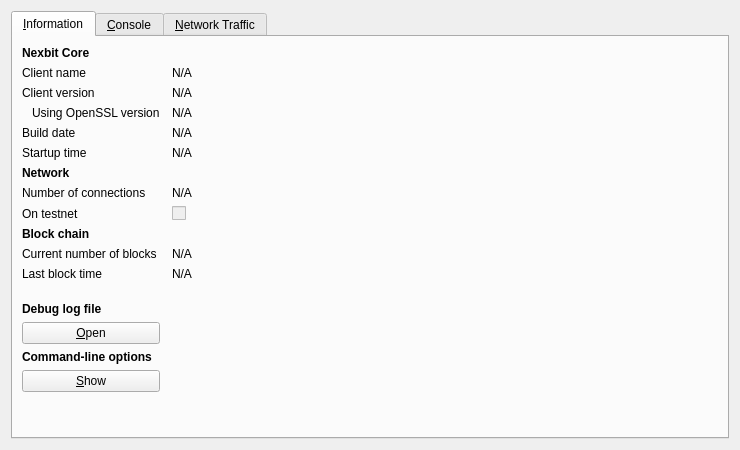
First picture: the form in src/qt/forms/rpcconsole.ui, repository nexbitproject/nexbit, before the edit.
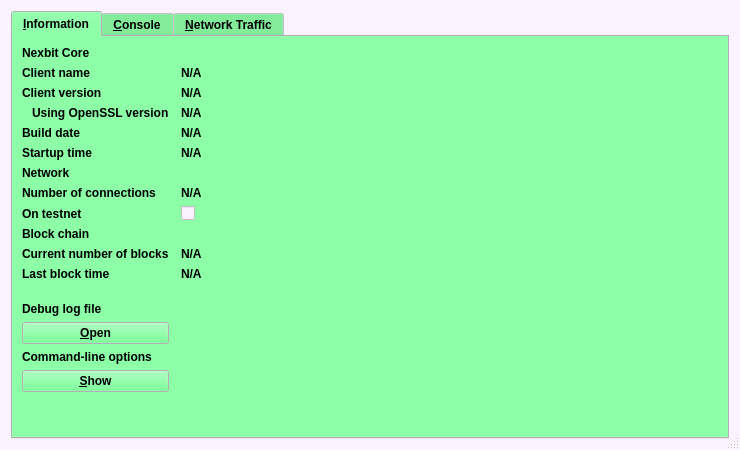
Second picture: the form after the edit. Icons and pictures are not drawn. Custom widgets are drawn as their Qt base class.

What changed in the file:
```diff
--- a/src/qt/forms/rpcconsole.ui
+++ b/src/qt/forms/rpcconsole.ui
@@ -10,9 +10,471 @@
     <height>450</height>
    </rect>
   </property>
+  <property name="palette">
+   <palette>
+    <active>
+     <colorrole role="WindowText">
+      <brush brushstyle="SolidPattern">
+       <color alpha="255">
+        <red>0</red>
+        <green>0</green>
+        <blue>0</blue>
+       </color>
+      </brush>
+     </colorrole>
+     <colorrole role="Button">
+      <brush brushstyle="SolidPattern">
+       <color alpha="255">
+        <red>85</red>
+        <green>255</green>
+        <blue>127</blue>
+       </color>
+      </brush>
+     </colorrole>
+     <colorrole role="Light">
+      <brush brushstyle="SolidPattern">
+       <color alpha="255">
+        <red>213</red>
+        <green>255</green>
+        <blue>223</blue>
+       </color>
+      </brush>
+     </colorrole>
+     <colorrole role="Midlight">
+      <brush brushstyle="SolidPattern">
+       <color alpha="255">
+        <red>149</red>
+        <green>255</green>
+        <blue>175</blue>
+       </color>
+      </brush>
+     </colorrole>
+     <colorrole role="Dark">
+      <brush brushstyle="SolidPattern">
+       <color alpha="255">
+        <red>42</red>
+        <green>127</green>
+        <blue>63</blue>
+       </color>
+      </brush>
+     </colorrole>
+     <colorrole role="Mid">
+      <brush brushstyle="SolidPattern">
+       <color alpha="255">
+        <red>56</red>
+        <green>170</green>
+        <blue>84</blue>
+       </color>
+      </brush>
+     </colorrole>
+     <colorrole role="Text">
+      <brush brushstyle="SolidPattern">
+       <color alpha="255">
+        <red>0</red>
+        <green>0</green>
+        <blue>0</blue>
+       </color>
+      </brush>
+     </colorrole>
+     <colorrole role="BrightText">
+      <brush brushstyle="SolidPattern">
+       <color alpha="255">
+        <red>255</red>
+        <green>255</green>
+        <blue>255</blue>
+       </color>
+      </brush>
+     </colorrole>
+     <colorrole role="ButtonText">
+      <brush brushstyle="SolidPattern">
+       <color alpha="255">
+        <red>0</red>
+        <green>0</green>
+        <blue>0</blue>
+       </color>
+      </brush>
+     </colorrole>
+     <colorrole role="Base">
+      <brush brushstyle="SolidPattern">
+       <color alpha="255">
+        <red>255</red>
+        <green>255</green>
+        <blue>255</blue>
+       </color>
+      </brush>
+     </colorrole>
+     <colorrole role="Window">
+      <brush brushstyle="SolidPattern">
+       <color alpha="255">
+        <red>251</red>
+        <green>242</green>
+        <blue>255</blue>
+       </color>
+      </brush>
+     </colorrole>
+     <colorrole role="Shadow">
+      <brush brushstyle="SolidPattern">
+       <color alpha="255">
+        <red>0</red>
+        <green>0</green>
+        <blue>0</blue>
+       </color>
+      </brush>
+     </colorrole>
+     <colorrole role="AlternateBase">
+      <brush brushstyle="SolidPattern">
+       <color alpha="255">
+        <red>170</red>
+        <green>255</green>
+        <blue>191</blue>
+       </color>
+      </brush>
+     </colorrole>
+     <colorrole role="ToolTipBase">
+      <brush brushstyle="SolidPattern">
+       <color alpha="255">
+        <red>255</red>
+        <green>255</green>
+        <blue>220</blue>
+       </color>
+      </brush>
+     </colorrole>
+     <colorrole role="ToolTipText">
+      <brush brushstyle="SolidPattern">
+       <color alpha="255">
+        <red>0</red>
+        <green>0</green>
+        <blue>0</blue>
+       </color>
+      </brush>
+     </colorrole>
+     <colorrole role="PlaceholderText">
+      <brush brushstyle="SolidPattern">
+       <color alpha="128">
+        <red>0</red>
+        <green>0</green>
+        <blue>0</blue>
+       </color>
+      </brush>
+     </colorrole>
+    </active>
+    <inactive>
+     <colorrole role="WindowText">
+      <brush brushstyle="SolidPattern">
+       <color alpha="255">
+        <red>0</red>
+        <green>0</green>
+        <blue>0</blue>
+       </color>
+      </brush>
+     </colorrole>
+     <colorrole role="Button">
+      <brush brushstyle="SolidPattern">
+       <color alpha="255">
+        <red>85</red>
+        <green>255</green>
+        <blue>127</blue>
+       </color>
+      </brush>
+     </colorrole>
+     <colorrole role="Light">
+      <brush brushstyle="SolidPattern">
+       <color alpha="255">
+        <red>213</red>
+        <green>255</green>
+        <blue>223</blue>
+       </color>
+      </brush>
+     </colorrole>
+     <colorrole role="Midlight">
+      <brush brushstyle="SolidPattern">
+       <color alpha="255">
+        <red>149</red>
+        <green>255</green>
+        <blue>175</blue>
+       </color>
+      </brush>
+     </colorrole>
+     <colorrole role="Dark">
+      <brush brushstyle="SolidPattern">
+       <color alpha="255">
+        <red>42</red>
+        <green>127</green>
+        <blue>63</blue>
+       </color>
+      </brush>
+     </colorrole>
+     <colorrole role="Mid">
+      <brush brushstyle="SolidPattern">
+       <color alpha="255">
+        <red>56</red>
+        <green>170</green>
+        <blue>84</blue>
+       </color>
+      </brush>
+     </colorrole>
+     <colorrole role="Text">
+      <brush brushstyle="SolidPattern">
+       <color alpha="255">
+        <red>0</red>
+        <green>0</green>
+        <blue>0</blue>
+       </color>
+      </brush>
+     </colorrole>
+     <colorrole role="BrightText">
+      <brush brushstyle="SolidPattern">
+       <color alpha="255">
+        <red>255</red>
+        <green>255</green>
+        <blue>255</blue>
+       </color>
+      </brush>
+     </colorrole>
+     <colorrole role="ButtonText">
+      <brush brushstyle="SolidPattern">
+       <color alpha="255">
+        <red>0</red>
+        <green>0</green>
+        <blue>0</blue>
+       </color>
+      </brush>
+     </colorrole>
+     <colorrole role="Base">
+      <brush brushstyle="SolidPattern">
+       <color alpha="255">
+        <red>255</red>
+        <green>255</green>
+        <blue>255</blue>
+       </color>
+      </brush>
+     </colorrole>
+     <colorrole role="Window">
+      <brush brushstyle="SolidPattern">
+       <color alpha="255">
+        <red>251</red>
+        <green>242</green>
+        <blue>255</blue>
+       </color>
+      </brush>
+     </colorrole>
+     <colorrole role="Shadow">
+      <brush brushstyle="SolidPattern">
+       <color alpha="255">
+        <red>0</red>
+        <green>0</green>
+        <blue>0</blue>
+       </color>
+      </brush>
+     </colorrole>
+     <colorrole role="AlternateBase">
+      <brush brushstyle="SolidPattern">
+       <color alpha="255">
+        <red>170</red>
+        <green>255</green>
+        <blue>191</blue>
+       </color>
+      </brush>
+     </colorrole>
+     <colorrole role="ToolTipBase">
+      <brush brushstyle="SolidPattern">
+       <color alpha="255">
+        <red>255</red>
+        <green>255</green>
+        <blue>220</blue>
+       </color>
+      </brush>
+     </colorrole>
+     <colorrole role="ToolTipText">
+      <brush brushstyle="SolidPattern">
+       <color alpha="255">
+        <red>0</red>
+        <green>0</green>
+        <blue>0</blue>
+       </color>
+      </brush>
+     </colorrole>
+     <colorrole role="PlaceholderText">
+      <brush brushstyle="SolidPattern">
+       <color alpha="128">
+        <red>0</red>
+        <green>0</green>
+        <blue>0</blue>
+       </color>
+      </brush>
+     </colorrole>
+    </inactive>
+    <disabled>
+     <colorrole role="WindowText">
+      <brush brushstyle="SolidPattern">
+       <color alpha="255">
+        <red>42</red>
+        <green>127</green>
+        <blue>63</blue>
+       </color>
+      </brush>
+     </colorrole>
+     <colorrole role="Button">
+      <brush brushstyle="SolidPattern">
+       <color alpha="255">
+        <red>85</red>
+        <green>255</green>
+        <blue>127</blue>
+       </color>
+      </brush>
+     </colorrole>
+     <colorrole role="Light">
+      <brush brushstyle="SolidPattern">
+       <color alpha="255">
+        <red>213</red>
+        <green>255</green>
+        <blue>223</blue>
+       </color>
+      </brush>
+     </colorrole>
+     <colorrole role="Midlight">
+      <brush brushstyle="SolidPattern">
+       <color alpha="255">
+        <red>149</red>
+        <green>255</green>
+        <blue>175</blue>
+       </color>
+      </brush>
+     </colorrole>
+     <colorrole role="Dark">
+      <brush brushstyle="SolidPattern">
+       <color alpha="255">
+        <red>42</red>
+        <green>127</green>
+        <blue>63</blue>
+       </color>
+      </brush>
+     </colorrole>
+     <colorrole role="Mid">
+      <brush brushstyle="SolidPattern">
+       <color alpha="255">
+        <red>56</red>
+        <green>170</green>
+        <blue>84</blue>
+       </color>
+      </brush>
+     </colorrole>
+     <colorrole role="Text">
+      <brush brushstyle="SolidPattern">
+       <color alpha="255">
+        <red>42</red>
+        <green>127</green>
+        <blue>63</blue>
+       </color>
+      </brush>
+     </colorrole>
+     <colorrole role="BrightText">
+      <brush brushstyle="SolidPattern">
+       <color alpha="255">
+        <red>255</red>
+        <green>255</green>
+        <blue>255</blue>
+       </color>
+      </brush>
+     </colorrole>
+     <colorrole role="ButtonText">
+      <brush brushstyle="SolidPattern">
+       <color alpha="255">
+        <red>42</red>
+        <green>127</green>
+        <blue>63</blue>
+       </color>
+      </brush>
+     </colorrole>
+     <colorrole role="Base">
+      <brush brushstyle="SolidPattern">
+       <color alpha="255">
+        <red>251</red>
+        <green>242</green>
+        <blue>255</blue>
+       </color>
+      </brush>
+     </colorrole>
+     <colorrole role="Window">
+      <brush brushstyle="SolidPattern">
+       <color alpha="255">
+        <red>251</red>
+        <green>242</green>
+        <blue>255</blue>
+       </color>
+      </brush>
+     </colorrole>
+     <colorrole role="Shadow">
+      <brush brushstyle="SolidPattern">
+       <color alpha="255">
+        <red>0</red>
+        <green>0</green>
+        <blue>0</blue>
+       </color>
+      </brush>
+     </colorrole>
+     <colorrole role="AlternateBase">
+      <brush brushstyle="SolidPattern">
+       <color alpha="255">
+        <red>85</red>
+        <green>255</green>
+        <blue>127</blue>
+       </color>
+      </brush>
+     </colorrole>
+     <colorrole role="ToolTipBase">
+      <brush brushstyle="SolidPattern">
+       <color alpha="255">
+        <red>255</red>
+        <green>255</green>
+        <blue>220</blue>
+       </color>
+      </brush>
+     </colorrole>
+     <colorrole role="ToolTipText">
+      <brush brushstyle="SolidPattern">
+       <color alpha="255">
+        <red>0</red>
+        <green>0</green>
+        <blue>0</blue>
+       </color>
+      </brush>
+     </colorrole>
+     <colorrole role="PlaceholderText">
+      <brush brushstyle="SolidPattern">
+       <color alpha="128">
+        <red>0</red>
+        <green>0</green>
+        <blue>0</blue>
+       </color>
+      </brush>
+     </colorrole>
+    </disabled>
+   </palette>
+  </property>
+  <property name="font">
+   <font>
+    <family>Ubuntu</family>
+    <weight>75</weight>
+    <bold>true</bold>
+   </font>
+  </property>
   <property name="windowTitle">
    <string>Nexbit - Debug window</string>
   </property>
+  <property name="windowIcon">
+   <iconset>
+    <normaloff>../../../../../@media/favicon.ico</normaloff>../../../../../@media/favicon.ico</iconset>
+  </property>
+  <property name="autoFillBackground">
+   <bool>true</bool>
+  </property>
+  <property name="sizeGripEnabled">
+   <bool>true</bool>
+  </property>
+  <property name="modal">
+   <bool>true</bool>
+  </property>
   <layout class="QVBoxLayout" name="verticalLayout_2">
    <item>
     <widget class="QTabWidget" name="tabWidget">
@@ -31,6 +493,7 @@
         <widget class="QLabel" name="label_9">
          <property name="font">
           <font>
+           <family>Ubuntu</family>
            <weight>75</weight>
            <bold>true</bold>
           </font>
@@ -162,6 +625,7 @@
         <widget class="QLabel" name="label_11">
          <property name="font">
           <font>
+           <family>Ubuntu</family>
            <weight>75</weight>
            <bold>true</bold>
           </font>
@@ -215,6 +679,7 @@
         <widget class="QLabel" name="label_10">
          <property name="font">
           <font>
+           <family>Ubuntu</family>
            <weight>75</weight>
            <bold>true</bold>
           </font>
@@ -287,6 +752,7 @@
         <widget class="QLabel" name="labelDebugLogfile">
          <property name="font">
           <font>
+           <family>Ubuntu</family>
            <weight>75</weight>
            <bold>true</bold>
           </font>
@@ -313,6 +779,7 @@
         <widget class="QLabel" name="labelCLOptions">
          <property name="font">
           <font>
+           <family>Ubuntu</family>
            <weight>75</weight>
            <bold>true</bold>
           </font>
```
